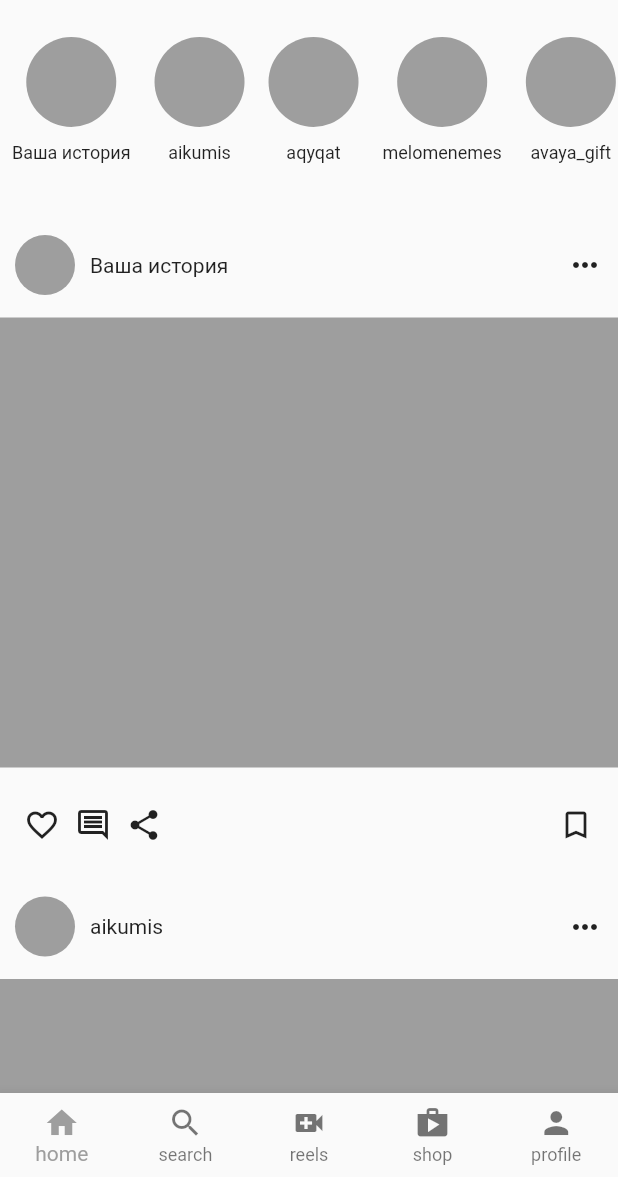
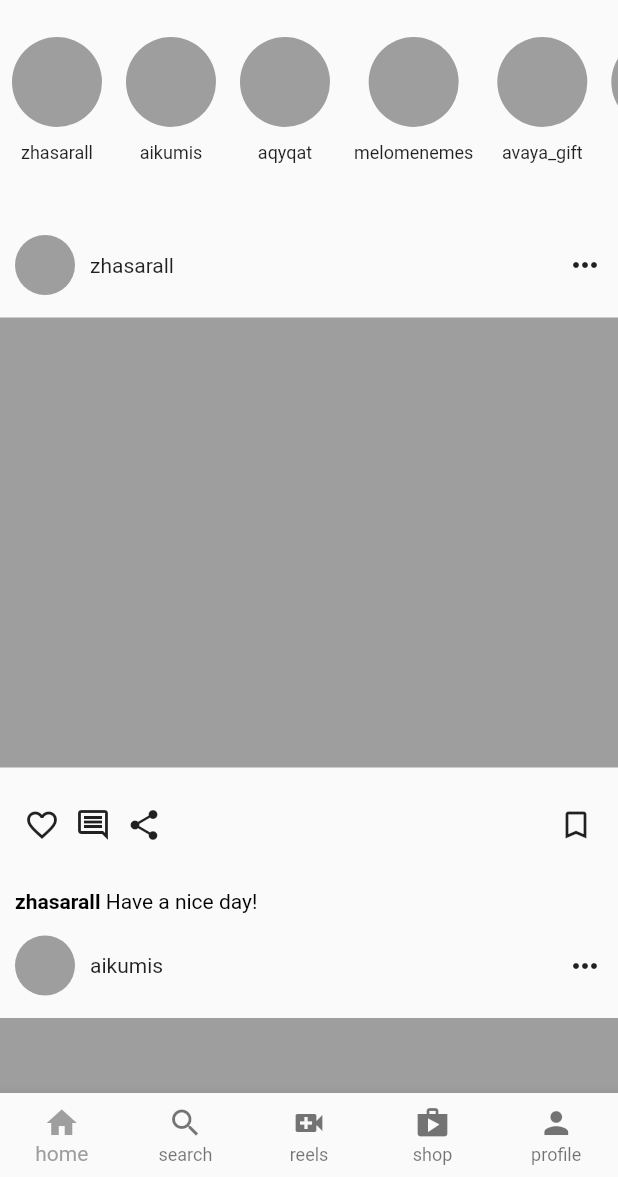
Before and after one commit to zhsrl/Instagram_Clone, a Flutter app: the screen it shows after launch, on a phone screen of 412 x 824 dp, the part 59-1236 px from its top. Run offline on Flutter 3.47's test engine with Material 2 defaults, Android fonts, the phone set to English and light mode, and no system bars.

```diff
--- a/lib/home_page.dart
+++ b/lib/home_page.dart
@@ -21,7 +21,7 @@ class _HomePageState extends State<HomePage> {
   void _navigateBottomBar(int index){
 
     setState(() {
-      index = _selectedIndex;
+      _selectedIndex = index;
     });
 
   }
--- a/lib/main_page.dart
+++ b/lib/main_page.dart
@@ -11,7 +11,14 @@ class MainPage extends StatefulWidget {
 
 class _MainPageState extends State<MainPage> {
 
-  final List<String> people = ['Ваша история', 'aikumis', 'aqyqat', 'melomenemes', 'avaya_gift', 'yeskendir', 'zukerberg'];
+  final List<String> people = ['zhasarall', 'aikumis', 'aqyqat', 'melomenemes', 'avaya_gift', 'yeskendir', 'zukerberg'];
+  final List<String> postText = ['Have a nice day!',
+  'For norland produce age wishing',
+  ' To figure on it spring season up',
+  'Certainty determine at of arranging perceived situation or',
+  'r wholly pretty county in oppose',
+  'Give lady of they such they sure it',
+  'Me contained explained my education'];
 
   @override
   Widget build(BuildContext context) {
@@ -54,7 +61,7 @@ class _MainPageState extends State<MainPage> {
           // Posts
           Expanded(
             child: ListView.builder(itemCount: people.length, itemBuilder: (BuildContext context, int index) {
-                return Posts(name: people[index]);
+                return Posts(name: people[index], postText: postText[index],);
               },
             ),
           )
--- a/lib/util/posts.dart
+++ b/lib/util/posts.dart
@@ -4,12 +4,14 @@ import 'package:flutter/material.dart';
 class Posts extends StatelessWidget {
 
   final String name;
+  final String postText;
 
-  const Posts({required this.name});
+  const Posts({required this.name, required this.postText});
 
   @override
   Widget build(BuildContext context) {
     return Column(
+      crossAxisAlignment: CrossAxisAlignment.start,
       mainAxisAlignment: MainAxisAlignment.spaceBetween,
       children: [
 
@@ -71,7 +73,30 @@ class Posts extends StatelessWidget {
               Icon(Icons.bookmark_outline)
             ],
           ),
-        )
+        ),
+
+         Padding(
+
+           padding: const EdgeInsets.symmetric(horizontal: 10, vertical: 5),
+           child: RichText(
+
+              text: TextSpan(
+                style: TextStyle(color: Colors.black),
+                children: [
+                   TextSpan(
+                    text: name,
+                    style: TextStyle(
+                  fontWeight: FontWeight.bold
+                  ),),
+
+
+
+                  TextSpan(
+                    text: ' ' + postText)
+                ]
+              )
+            ),
+         ),
       ],
     );
   }
```
Also changed, not shown: lib/search_page.dart (+33 -4 lines), lib/util/recommended_grid.dart (added, +18 -0 lines).
